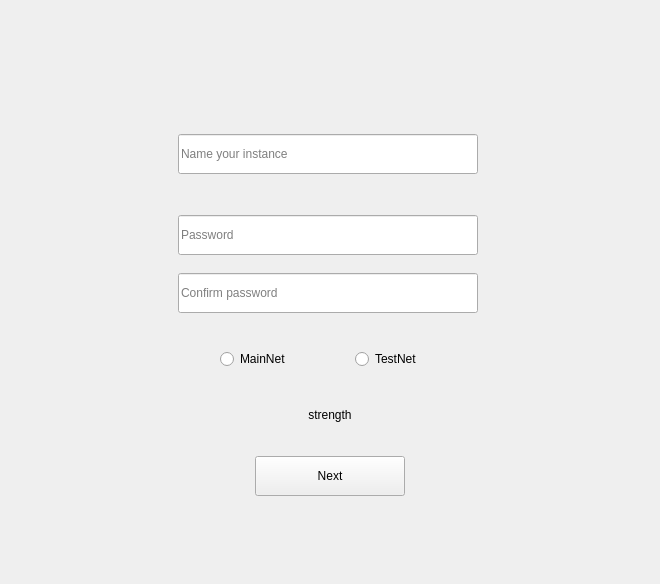
Qt form windows_desktop/a_initaccount.ui (0xkobe/mwc-wallet) before a commit.
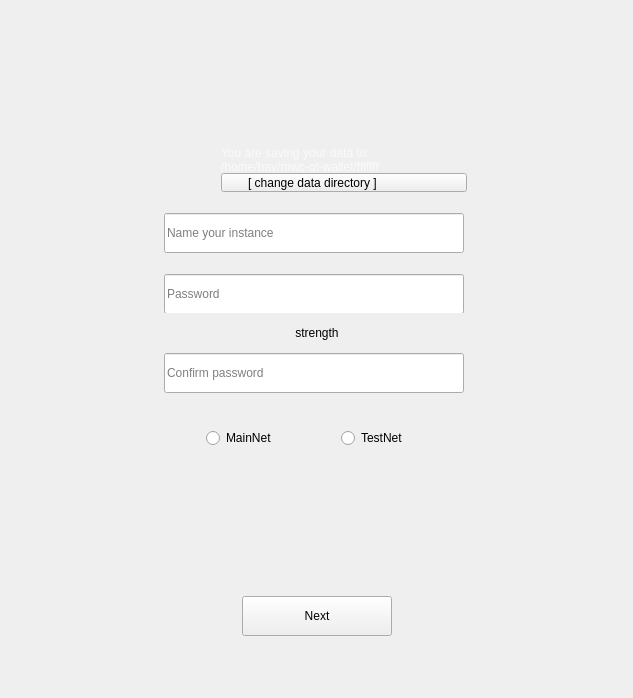
The same form after that commit. Icons and pictures are not drawn. Custom widgets are drawn as their Qt base class.

Commit message: https://github.com/mwcproject/mwc-qt-wallet/issues/499

The edit to the form file:
```diff
--- a/windows_desktop/a_initaccount.ui
+++ b/windows_desktop/a_initaccount.ui
@@ -6,14 +6,14 @@
    <rect>
     <x>0</x>
     <y>0</y>
-    <width>660</width>
-    <height>584</height>
+    <width>633</width>
+    <height>698</height>
    </rect>
   </property>
   <property name="windowTitle">
    <string>Form</string>
   </property>
-  <layout class="QVBoxLayout" name="verticalLayout" stretch="1,0,2,0,0,0,3">
+  <layout class="QVBoxLayout" name="verticalLayout_2">
    <item>
     <spacer name="verticalSpacer_3">
      <property name="orientation">
@@ -120,17 +120,41 @@
       </spacer>
      </item>
      <item>
+      <widget class="QWidget" name="passwordWndHolder" native="true">
+       <property name="minimumSize">
+        <size>
+         <width>402</width>
+         <height>430</height>
+        </size>
+       </property>
+       <property name="maximumSize">
+        <size>
+         <width>402</width>
+         <height>430</height>
+        </size>
+       </property>
+       <layout class="QVBoxLayout" name="verticalLayout">
+        <property name="spacing">
+         <number>10</number>
+        </property>
+        <property name="leftMargin">
+         <number>0</number>
+        </property>
+        <property name="rightMargin">
+         <number>0</number>
+        </property>
+        <item>
       <widget class="QFrame" name="frame">
        <property name="minimumSize">
         <size>
          <width>400</width>
-         <height>240</height>
+            <height>185</height>
         </size>
        </property>
        <property name="maximumSize">
         <size>
          <width>400</width>
-         <height>240</height>
+            <height>185</height>
         </size>
        </property>
        <property name="frameShape">
@@ -143,7 +167,7 @@
         <property name="geometry">
          <rect>
           <x>48</x>
-          <y>81</y>
+             <y>146</y>
           <width>300</width>
           <height>40</height>
          </rect>
@@ -194,11 +218,221 @@
          <string>Password</string>
         </property>
        </widget>
+          <widget class="control::MwcLineEditNormal" name="instanceNameEdit">
+           <property name="geometry">
+            <rect>
+             <x>48</x>
+             <y>85</y>
+             <width>300</width>
+             <height>40</height>
+            </rect>
+           </property>
+           <property name="sizePolicy">
+            <sizepolicy hsizetype="Fixed" vsizetype="Fixed">
+             <horstretch>0</horstretch>
+             <verstretch>0</verstretch>
+            </sizepolicy>
+           </property>
+           <property name="minimumSize">
+            <size>
+             <width>300</width>
+             <height>40</height>
+            </size>
+           </property>
+           <property name="maximumSize">
+            <size>
+             <width>30000</width>
+             <height>40</height>
+            </size>
+           </property>
+           <property name="mouseTracking">
+            <bool>true</bool>
+           </property>
+           <property name="tabletTracking">
+            <bool>false</bool>
+           </property>
+           <property name="acceptDrops">
+            <bool>false</bool>
+           </property>
+           <property name="toolTip">
+            <string>Name of your new wallet instance</string>
+           </property>
+           <property name="inputMask">
+            <string notr="true"/>
+           </property>
+           <property name="text">
+            <string notr="true"/>
+           </property>
+           <property name="maxLength">
+            <number>64</number>
+           </property>
+           <property name="frame">
+            <bool>true</bool>
+           </property>
+           <property name="echoMode">
+            <enum>QLineEdit::Normal</enum>
+           </property>
+           <property name="placeholderText">
+            <string>Name your instance</string>
+           </property>
+          </widget>
+          <widget class="QLabel" name="label">
+           <property name="geometry">
+            <rect>
+             <x>45</x>
+             <y>20</y>
+             <width>56</width>
+             <height>56</height>
+            </rect>
+           </property>
+           <property name="text">
+            <string/>
+           </property>
+           <property name="pixmap">
+            <pixmap resource="../resources_desktop.qrc">:/img/WarningTriangle@2x.svg</pixmap>
+           </property>
+           <property name="scaledContents">
+            <bool>true</bool>
+           </property>
+          </widget>
+          <widget class="control::MwcLabelSmall" name="createdDirLabel">
+           <property name="geometry">
+            <rect>
+             <x>105</x>
+             <y>0</y>
+             <width>306</width>
+             <height>46</height>
+            </rect>
+           </property>
+           <property name="styleSheet">
+            <string notr="true">color: rgba(255,255,255, 0.7)</string>
+           </property>
+           <property name="text">
+            <string>You are saving your data to:
+/home/bay/mwc-qt-wallet/fffffff</string>
+           </property>
+           <property name="alignment">
+            <set>Qt::AlignBottom|Qt::AlignLeading|Qt::AlignLeft</set>
+           </property>
+          </widget>
+          <widget class="control::MwcPushButtonTiny" name="changeDirButton">
+           <property name="geometry">
+            <rect>
+             <x>105</x>
+             <y>45</y>
+             <width>246</width>
+             <height>19</height>
+            </rect>
+           </property>
+           <property name="layoutDirection">
+            <enum>Qt::LeftToRight</enum>
+           </property>
+           <property name="text">
+            <string>[ change data directory ]                   </string>
+           </property>
+          </widget>
+         </widget>
+        </item>
+        <item>
+         <widget class="QWidget" name="straighHolder" native="true">
+          <layout class="QHBoxLayout" name="horizontalLayout_4">
+           <property name="spacing">
+            <number>0</number>
+           </property>
+           <property name="topMargin">
+            <number>0</number>
+           </property>
+           <property name="bottomMargin">
+            <number>0</number>
+           </property>
+           <item>
+            <spacer name="horizontalSpacer_7">
+             <property name="orientation">
+              <enum>Qt::Horizontal</enum>
+             </property>
+             <property name="sizeHint" stdset="0">
+              <size>
+               <width>36</width>
+               <height>20</height>
+              </size>
+             </property>
+            </spacer>
+           </item>
+           <item>
+            <widget class="control::MwcLabelSmall" name="strengthLabel">
+             <property name="minimumSize">
+              <size>
+               <width>300</width>
+               <height>0</height>
+              </size>
+             </property>
+             <property name="maximumSize">
+              <size>
+               <width>7000</width>
+               <height>7000</height>
+              </size>
+             </property>
+             <property name="styleSheet">
+              <string notr="true"/>
+             </property>
+             <property name="text">
+              <string>strength</string>
+             </property>
+             <property name="textFormat">
+              <enum>Qt::AutoText</enum>
+             </property>
+             <property name="alignment">
+              <set>Qt::AlignCenter</set>
+             </property>
+             <property name="wordWrap">
+              <bool>true</bool>
+             </property>
+             <property name="margin">
+              <number>5</number>
+             </property>
+            </widget>
+           </item>
+           <item>
+            <spacer name="horizontalSpacer_8">
+             <property name="orientation">
+              <enum>Qt::Horizontal</enum>
+             </property>
+             <property name="sizeHint" stdset="0">
+              <size>
+               <width>36</width>
+               <height>20</height>
+              </size>
+             </property>
+            </spacer>
+           </item>
+          </layout>
+         </widget>
+        </item>
+        <item>
+         <widget class="QFrame" name="frame_3">
+          <property name="minimumSize">
+           <size>
+            <width>400</width>
+            <height>110</height>
+           </size>
+          </property>
+          <property name="maximumSize">
+           <size>
+            <width>400</width>
+            <height>110</height>
+           </size>
+          </property>
+          <property name="frameShape">
+           <enum>QFrame::NoFrame</enum>
+          </property>
+          <property name="frameShadow">
+           <enum>QFrame::Plain</enum>
+          </property>
        <widget class="control::MwcLineEditNormal" name="password2Edit">
         <property name="geometry">
          <rect>
           <x>48</x>
-          <y>139</y>
+             <y>0</y>
           <width>300</width>
           <height>40</height>
          </rect>
@@ -229,7 +463,7 @@
         <property name="geometry">
          <rect>
           <x>363</x>
-          <y>145</y>
+             <y>10</y>
           <width>30</width>
           <height>30</height>
          </rect>
@@ -244,69 +478,11 @@
          <bool>true</bool>
         </property>
        </widget>
-       <widget class="control::MwcLineEditNormal" name="instanceNameEdit">
-        <property name="geometry">
-         <rect>
-          <x>48</x>
-          <y>0</y>
-          <width>300</width>
-          <height>40</height>
-         </rect>
-        </property>
-        <property name="sizePolicy">
-         <sizepolicy hsizetype="Fixed" vsizetype="Fixed">
-          <horstretch>0</horstretch>
-          <verstretch>0</verstretch>
-         </sizepolicy>
-        </property>
-        <property name="minimumSize">
-         <size>
-          <width>300</width>
-          <height>40</height>
-         </size>
-        </property>
-        <property name="maximumSize">
-         <size>
-          <width>30000</width>
-          <height>40</height>
-         </size>
-        </property>
-        <property name="mouseTracking">
-         <bool>true</bool>
-        </property>
-        <property name="tabletTracking">
-         <bool>false</bool>
-        </property>
-        <property name="acceptDrops">
-         <bool>false</bool>
-        </property>
-        <property name="toolTip">
-         <string>Name of your new wallet instance</string>
-        </property>
-        <property name="inputMask">
-         <string notr="true"/>
-        </property>
-        <property name="text">
-         <string notr="true"/>
-        </property>
-        <property name="maxLength">
-         <number>64</number>
-        </property>
-        <property name="frame">
-         <bool>true</bool>
-        </property>
-        <property name="echoMode">
-         <enum>QLineEdit::Normal</enum>
-        </property>
-        <property name="placeholderText">
-         <string>Name your instance</string>
-        </property>
-       </widget>
        <widget class="QRadioButton" name="radioMainNet">
         <property name="geometry">
          <rect>
           <x>90</x>
-          <y>215</y>
+             <y>75</y>
           <width>96</width>
           <height>20</height>
          </rect>
@@ -325,7 +501,7 @@
         <property name="geometry">
          <rect>
           <x>225</x>
-          <y>215</y>
+             <y>75</y>
           <width>101</width>
           <height>20</height>
          </rect>
@@ -343,6 +519,22 @@
       </widget>
      </item>
      <item>
+         <spacer name="verticalSpacer_4">
+          <property name="orientation">
+           <enum>Qt::Vertical</enum>
+          </property>
+          <property name="sizeHint" stdset="0">
+           <size>
+            <width>20</width>
+            <height>52</height>
+           </size>
+          </property>
+         </spacer>
+        </item>
+       </layout>
+      </widget>
+     </item>
+     <item>
       <spacer name="horizontalSpacer_3">
        <property name="orientation">
         <enum>Qt::Horizontal</enum>
@@ -361,35 +553,17 @@
     </layout>
    </item>
    <item>
-    <widget class="control::MwcLabelSmall" name="strengthLabel">
-     <property name="minimumSize">
-      <size>
-       <width>300</width>
-       <height>70</height>
-      </size>
+    <spacer name="verticalSpacer_5">
+     <property name="orientation">
+      <enum>Qt::Vertical</enum>
      </property>
-     <property name="maximumSize">
+     <property name="sizeHint" stdset="0">
       <size>
-       <width>30000</width>
-       <height>70</height>
+       <width>20</width>
+       <height>41</height>
       </size>
      </property>
-     <property name="styleSheet">
-      <string notr="true"/>
-     </property>
-     <property name="text">
-      <string>strength</string>
-     </property>
-     <property name="textFormat">
-      <enum>Qt::AutoText</enum>
-     </property>
-     <property name="alignment">
-      <set>Qt::AlignCenter</set>
-     </property>
-     <property name="wordWrap">
-      <bool>true</bool>
-     </property>
-    </widget>
+    </spacer>
    </item>
    <item>
     <layout class="QHBoxLayout" name="horizontalLayout_2">
@@ -473,16 +647,21 @@
    <extends>QPushButton</extends>
    <header>control_desktop/MwcPushButton.h</header>
   </customwidget>
-  <customwidget>
-   <class>control::MwcLineEditNormal</class>
-   <extends>QLineEdit</extends>
-   <header>control_desktop/MwcLineEdit.h</header>
-  </customwidget>
   <customwidget>
    <class>control::MwcLabelSmall</class>
    <extends>QLabel</extends>
    <header>control_desktop/MwcLabel.h</header>
   </customwidget>
+  <customwidget>
+   <class>control::MwcLineEditNormal</class>
+   <extends>QLineEdit</extends>
+   <header>control_desktop/MwcLineEdit.h</header>
+  </customwidget>
+  <customwidget>
+   <class>control::MwcPushButtonTiny</class>
+   <extends>QPushButton</extends>
+   <header>control_desktop/MwcPushButton.h</header>
+  </customwidget>
  </customwidgets>
  <tabstops>
   <tabstop>instanceNameEdit</tabstop>
```
Left out of the diff: 7 changed lines with no effect on the pictures. Lines whose indentation alone changed are shown as unchanged. The commit also changes 23 other files.
